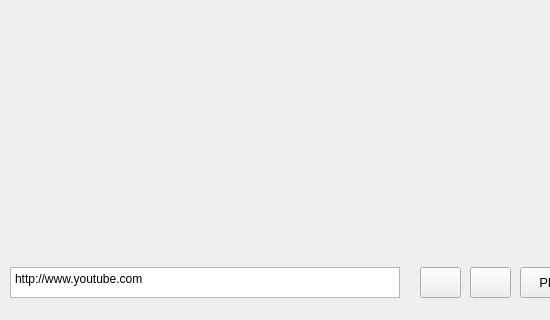
Qt form src/webview.ui (abrarShariar/YouTube-Player) before a commit; both pictures show x 0 to 550 and y 143 to 463 of the 645 by 463 pixel window.
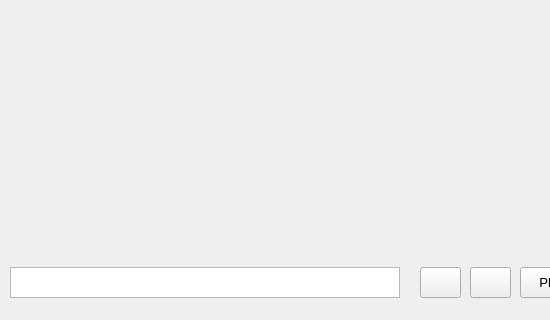
The same form after that commit.

What changed in the file:
```diff
--- a/src/webview.ui
+++ b/src/webview.ui
@@ -23,7 +23,7 @@
     </rect>
    </property>
    <property name="plainText">
-    <string>http://www.youtube.com</string>
+    <string/>
    </property>
   </widget>
   <widget class="QPushButton" name="playButton">
```
Left out of the diff: 2 changed lines with no effect on the pictures.
